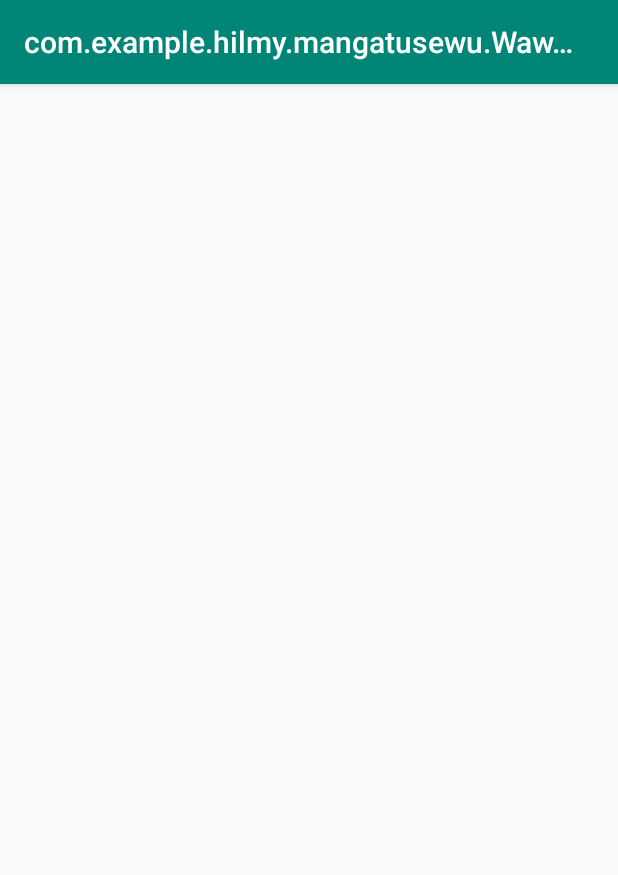
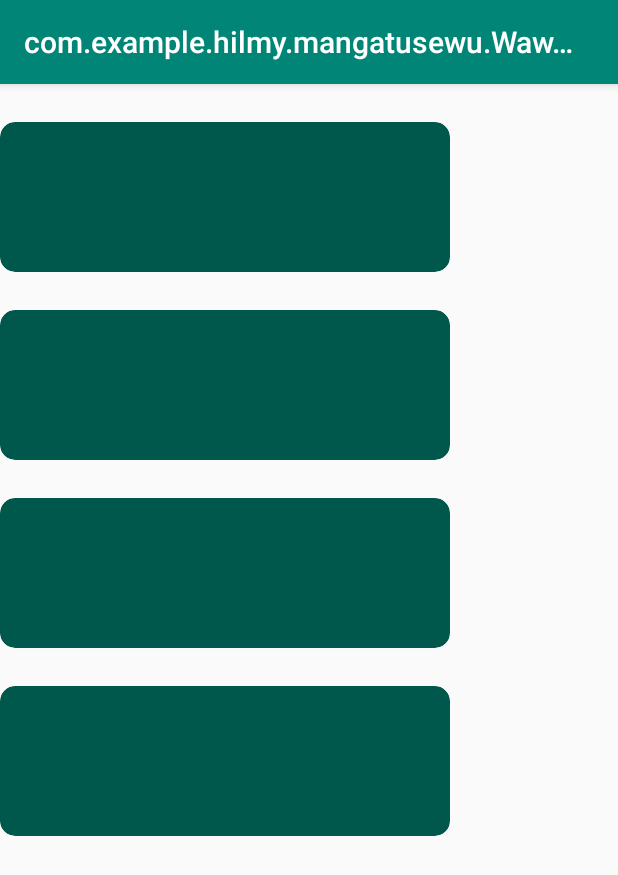
Before and after one commit to hilmy121/500K, an Android app: the WawasanActivity screen opened directly, with no data from a screen before it, on a phone screen of 412 x 824 dp. Shown: the top 875 px of the screen. Run offline under Robolectric (Android 15) with nearby library versions, the phone set to English and light mode, and no system bars.

Commit message:
Second commit

```diff
--- a/app/src/main/java/com/example/hilmy/mangatusewu/WawasanActivity.java
+++ b/app/src/main/java/com/example/hilmy/mangatusewu/WawasanActivity.java
@@ -2,12 +2,44 @@ package com.example.hilmy.mangatusewu;
 
 import android.support.v7.app.AppCompatActivity;
 import android.os.Bundle;
+import android.support.v7.widget.CardView;
+import android.view.View;
 
 public class WawasanActivity extends AppCompatActivity {
-
+    CardView cvWawasan1,cvWawasan2,cvWawasan3,cvWawasan4;
     @Override
     protected void onCreate(Bundle savedInstanceState) {
         super.onCreate(savedInstanceState);
         setContentView(R.layout.activity_wawasan);
+        cvWawasan1 = findViewById(R.id.cvWawasan1);
+        cvWawasan2 = findViewById(R.id.cvWawasan2);
+        cvWawasan3 = findViewById(R.id.cvWawasan3);
+        cvWawasan4 = findViewById(R.id.cvWawasan4);
+
+        cvWawasan1.setOnClickListener(new View.OnClickListener() {
+            @Override
+            public void onClick(View v) {
+
+            }
+        });
+
+        cvWawasan2.setOnClickListener(new View.OnClickListener() {
+            @Override
+            public void onClick(View v) {
+
+            }
+        });
+        cvWawasan3.setOnClickListener(new View.OnClickListener() {
+            @Override
+            public void onClick(View v) {
+
+            }
+        });
+        cvWawasan4.setOnClickListener(new View.OnClickListener() {
+            @Override
+            public void onClick(View v) {
+
+            }
+        });
     }
 }
--- a/app/src/main/res/layout/activity_wawasan.xml
+++ b/app/src/main/res/layout/activity_wawasan.xml
@@ -1,9 +1,45 @@
 <?xml version="1.0" encoding="utf-8"?>
-<android.support.constraint.ConstraintLayout xmlns:android="http://schemas.android.com/apk/res/android"
+<LinearLayout xmlns:android="http://schemas.android.com/apk/res/android"
     xmlns:app="http://schemas.android.com/apk/res-auto"
     xmlns:tools="http://schemas.android.com/tools"
     android:layout_width="match_parent"
     android:layout_height="match_parent"
+    android:orientation="vertical"
     tools:context=".WawasanActivity">
+    <android.support.v7.widget.CardView
+        android:layout_width="300dp"
+        android:layout_height="100dp"
+        app:cardCornerRadius="10dp"
+        app:cardBackgroundColor="@color/colorPrimaryDark"
+        android:layout_marginTop="25dp"
+        android:id="@+id/cvWawasan1">
 
-</android.support.constraint.ConstraintLayout>
+    </android.support.v7.widget.CardView>
+    <android.support.v7.widget.CardView
+        android:layout_width="300dp"
+        android:layout_height="100dp"
+        app:cardCornerRadius="10dp"
+        app:cardBackgroundColor="@color/colorPrimaryDark"
+        android:layout_marginTop="25dp"
+        android:id="@+id/cvWawasan2">
+
+    </android.support.v7.widget.CardView>
+    <android.support.v7.widget.CardView
+        android:layout_width="300dp"
+        android:layout_height="100dp"
+        app:cardCornerRadius="10dp"
+        app:cardBackgroundColor="@color/colorPrimaryDark"
+        android:layout_marginTop="25dp"
+        android:id="@+id/cvWawasan3">
+
+    </android.support.v7.widget.CardView>
+    <android.support.v7.widget.CardView
+        android:layout_width="300dp"
+        android:layout_height="100dp"
+        app:cardCornerRadius="10dp"
+        app:cardBackgroundColor="@color/colorPrimaryDark"
+        android:layout_marginTop="25dp"
+        android:id="@+id/cvWawasan4">
+
+    </android.support.v7.widget.CardView>
+</LinearLayout>
```
Also changed, not shown: 2 other files.
